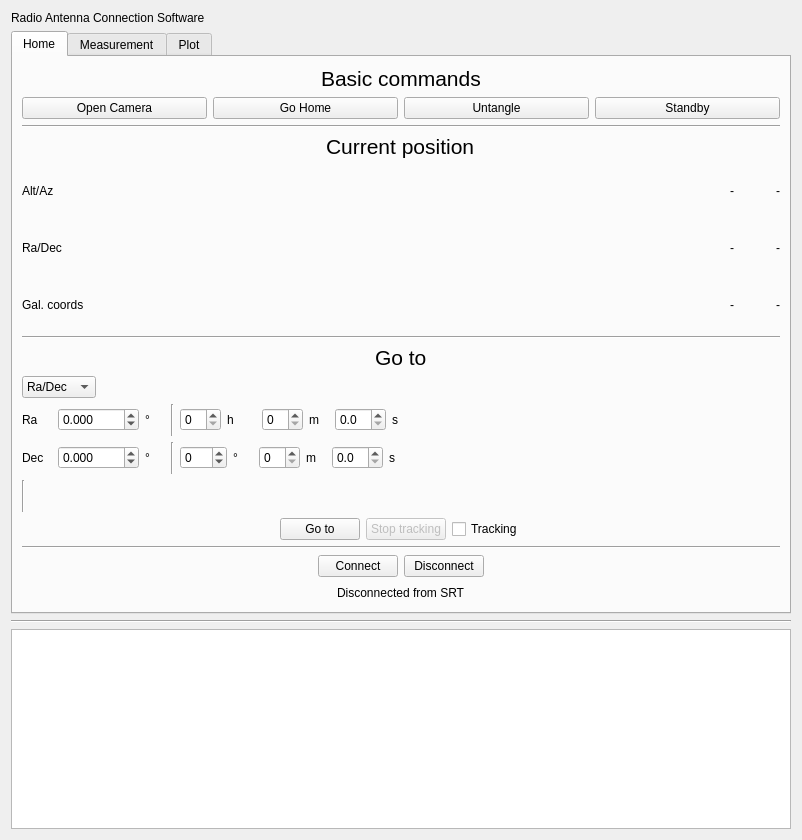
The window that GUI/formMainClient.ui (EPF-Ground-Station/VEGA_SRT) describes before a commit, drawn with Qt 5.
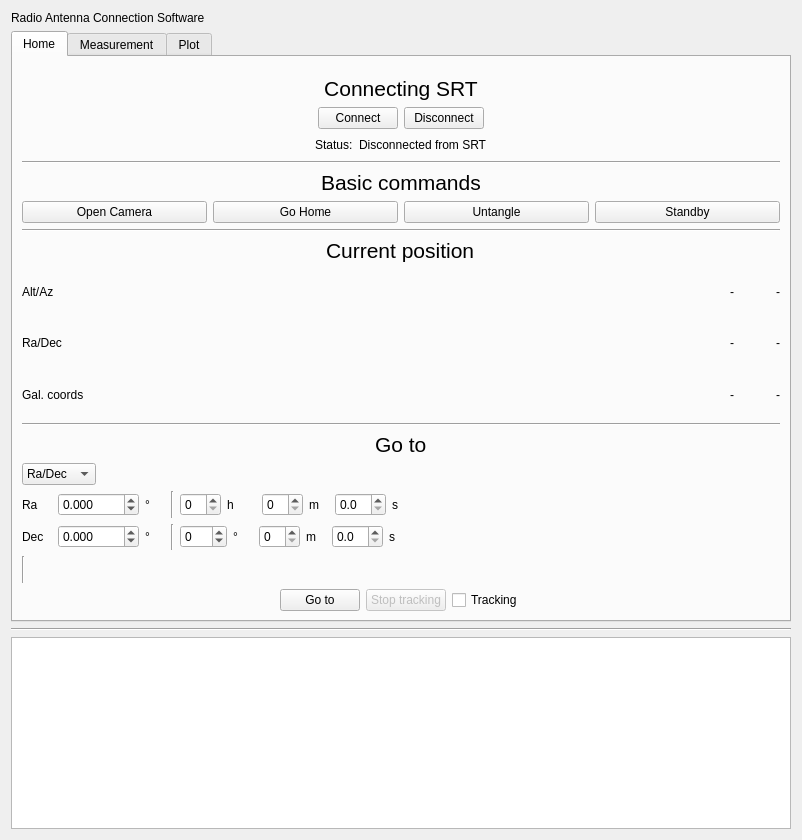
The same window after the commit. The open tabs and pages were chosen to show the change.

Commit message: Client student version.

Diff of the .ui file:
```diff
--- a/GUI/formMainClient.ui
+++ b/GUI/formMainClient.ui
@@ -31,6 +31,155 @@
        <string>Home</string>
       </attribute>
       <layout class="QVBoxLayout" name="verticalLayout_3">
+       <item>
+        <layout class="QHBoxLayout" name="horizontalLayout_18">
+         <property name="topMargin">
+          <number>10</number>
+         </property>
+         <item>
+          <widget class="QLabel" name="label_CurrentPosition_4">
+           <property name="sizePolicy">
+            <sizepolicy hsizetype="Fixed" vsizetype="Fixed">
+             <horstretch>0</horstretch>
+             <verstretch>0</verstretch>
+            </sizepolicy>
+           </property>
+           <property name="text">
+            <string>&lt;html&gt;&lt;head/&gt;&lt;body&gt;&lt;p&gt;&lt;span style=&quot; font-size:16pt;&quot;&gt;Connecting SRT&lt;/span&gt;&lt;/p&gt;&lt;/body&gt;&lt;/html&gt;</string>
+           </property>
+           <property name="alignment">
+            <set>Qt::AlignCenter</set>
+           </property>
+          </widget>
+         </item>
+        </layout>
+       </item>
+       <item>
+        <layout class="QVBoxLayout" name="verticalLayout_2">
+         <property name="topMargin">
+          <number>0</number>
+         </property>
+         <item>
+          <layout class="QHBoxLayout" name="horizontalLayout">
+           <property name="topMargin">
+            <number>0</number>
+           </property>
+           <item>
+            <spacer name="horizontalSpacer_2">
+             <property name="orientation">
+              <enum>Qt::Horizontal</enum>
+             </property>
+             <property name="sizeHint" stdset="0">
+              <size>
+               <width>40</width>
+               <height>20</height>
+              </size>
+             </property>
+            </spacer>
+           </item>
+           <item>
+            <widget class="QPushButton" name="pushButton_Connect">
+             <property name="sizePolicy">
+              <sizepolicy hsizetype="Fixed" vsizetype="Fixed">
+               <horstretch>0</horstretch>
+               <verstretch>0</verstretch>
+              </sizepolicy>
+             </property>
+             <property name="text">
+              <string>Connect</string>
+             </property>
+            </widget>
+           </item>
+           <item>
+            <widget class="QPushButton" name="pushButton_Disconnect">
+             <property name="sizePolicy">
+              <sizepolicy hsizetype="Fixed" vsizetype="Fixed">
+               <horstretch>0</horstretch>
+               <verstretch>0</verstretch>
+              </sizepolicy>
+             </property>
+             <property name="text">
+              <string>Disconnect</string>
+             </property>
+            </widget>
+           </item>
+           <item>
+            <spacer name="horizontalSpacer_3">
+             <property name="orientation">
+              <enum>Qt::Horizontal</enum>
+             </property>
+             <property name="sizeHint" stdset="0">
+              <size>
+               <width>40</width>
+               <height>20</height>
+              </size>
+             </property>
+            </spacer>
+           </item>
+          </layout>
+         </item>
+         <item>
+          <layout class="QHBoxLayout" name="horizontalLayout_4">
+           <property name="topMargin">
+            <number>0</number>
+           </property>
+           <item>
+            <spacer name="horizontalSpacer">
+             <property name="orientation">
+              <enum>Qt::Horizontal</enum>
+             </property>
+             <property name="sizeHint" stdset="0">
+              <size>
+               <width>40</width>
+               <height>20</height>
+              </size>
+             </property>
+            </spacer>
+           </item>
+           <item>
+            <widget class="QLabel" name="label_29">
+             <property name="text">
+              <string>Status:</string>
+             </property>
+            </widget>
+           </item>
+           <item>
+            <widget class="QLabel" name="ConnectedLabel">
+             <property name="sizePolicy">
+              <sizepolicy hsizetype="Preferred" vsizetype="Fixed">
+               <horstretch>0</horstretch>
+               <verstretch>0</verstretch>
+              </sizepolicy>
+             </property>
+             <property name="text">
+              <string>Disconnected from SRT</string>
+             </property>
+            </widget>
+           </item>
+           <item>
+            <spacer name="horizontalSpacer_4">
+             <property name="orientation">
+              <enum>Qt::Horizontal</enum>
+             </property>
+             <property name="sizeHint" stdset="0">
+              <size>
+               <width>40</width>
+               <height>20</height>
+              </size>
+             </property>
+            </spacer>
+           </item>
+          </layout>
+         </item>
+        </layout>
+       </item>
+       <item>
+        <widget class="Line" name="line">
+         <property name="orientation">
+          <enum>Qt::Horizontal</enum>
+         </property>
+        </widget>
+       </item>
        <item alignment="Qt::AlignHCenter">
         <widget class="QLabel" name="label_CurrentPosition_3">
          <property name="sizePolicy">
@@ -822,125 +971,6 @@
          </item>
         </layout>
        </item>
-       <item>
-        <widget class="Line" name="line">
-         <property name="orientation">
-          <enum>Qt::Horizontal</enum>
-         </property>
-        </widget>
-       </item>
-       <item>
-        <layout class="QVBoxLayout" name="verticalLayout_2">
-         <property name="topMargin">
-          <number>0</number>
-         </property>
-         <item>
-          <layout class="QHBoxLayout" name="horizontalLayout">
-           <property name="topMargin">
-            <number>0</number>
-           </property>
-           <item>
-            <spacer name="horizontalSpacer_2">
-             <property name="orientation">
-              <enum>Qt::Horizontal</enum>
-             </property>
-             <property name="sizeHint" stdset="0">
-              <size>
-               <width>40</width>
-               <height>20</height>
-              </size>
-             </property>
-            </spacer>
-           </item>
-           <item>
-            <widget class="QPushButton" name="pushButton_Connect">
-             <property name="sizePolicy">
-              <sizepolicy hsizetype="Fixed" vsizetype="Fixed">
-               <horstretch>0</horstretch>
-               <verstretch>0</verstretch>
-              </sizepolicy>
-             </property>
-             <property name="text">
-              <string>Connect</string>
-             </property>
-            </widget>
-           </item>
-           <item>
-            <widget class="QPushButton" name="pushButton_Disconnect">
-             <property name="sizePolicy">
-              <sizepolicy hsizetype="Fixed" vsizetype="Fixed">
-               <horstretch>0</horstretch>
-               <verstretch>0</verstretch>
-              </sizepolicy>
-             </property>
-             <property name="text">
-              <string>Disconnect</string>
-             </property>
-            </widget>
-           </item>
-           <item>
-            <spacer name="horizontalSpacer_3">
-             <property name="orientation">
-              <enum>Qt::Horizontal</enum>
-             </property>
-             <property name="sizeHint" stdset="0">
-              <size>
-               <width>40</width>
-               <height>20</height>
-              </size>
-             </property>
-            </spacer>
-           </item>
-          </layout>
-         </item>
-         <item>
-          <layout class="QHBoxLayout" name="horizontalLayout_4">
-           <property name="topMargin">
-            <number>0</number>
-           </property>
-           <item>
-            <spacer name="horizontalSpacer">
-             <property name="orientation">
-              <enum>Qt::Horizontal</enum>
-             </property>
-             <property name="sizeHint" stdset="0">
-              <size>
-               <width>40</width>
-               <height>20</height>
-              </size>
-             </property>
-            </spacer>
-           </item>
-           <item>
-            <widget class="QLabel" name="ConnectedLabel">
-             <property name="sizePolicy">
-              <sizepolicy hsizetype="Preferred" vsizetype="Fixed">
-               <horstretch>0</horstretch>
-               <verstretch>0</verstretch>
-              </sizepolicy>
-             </property>
-             <property name="text">
-              <string>Disconnected from SRT</string>
-             </property>
-            </widget>
-           </item>
-           <item>
-            <spacer name="horizontalSpacer_4">
-             <property name="orientation">
-              <enum>Qt::Horizontal</enum>
-             </property>
-             <property name="sizeHint" stdset="0">
-              <size>
-               <width>40</width>
-               <height>20</height>
-              </size>
-             </property>
-            </spacer>
-           </item>
-          </layout>
-         </item>
-        </layout>
-       </item>
       </layout>
      </widget>
      <widget class="QWidget" name="tab_measure">
@@ -1910,7 +1940,7 @@
      <property name="minimumSize">
       <size>
        <width>0</width>
-       <height>200</height>
+       <height>180</height>
       </size>
      </property>
     </widget>
```
Left out of the diff: 14 changed lines with no effect on the pictures. Lines whose indentation alone changed are shown as unchanged. The commit also changes 2 other files.
